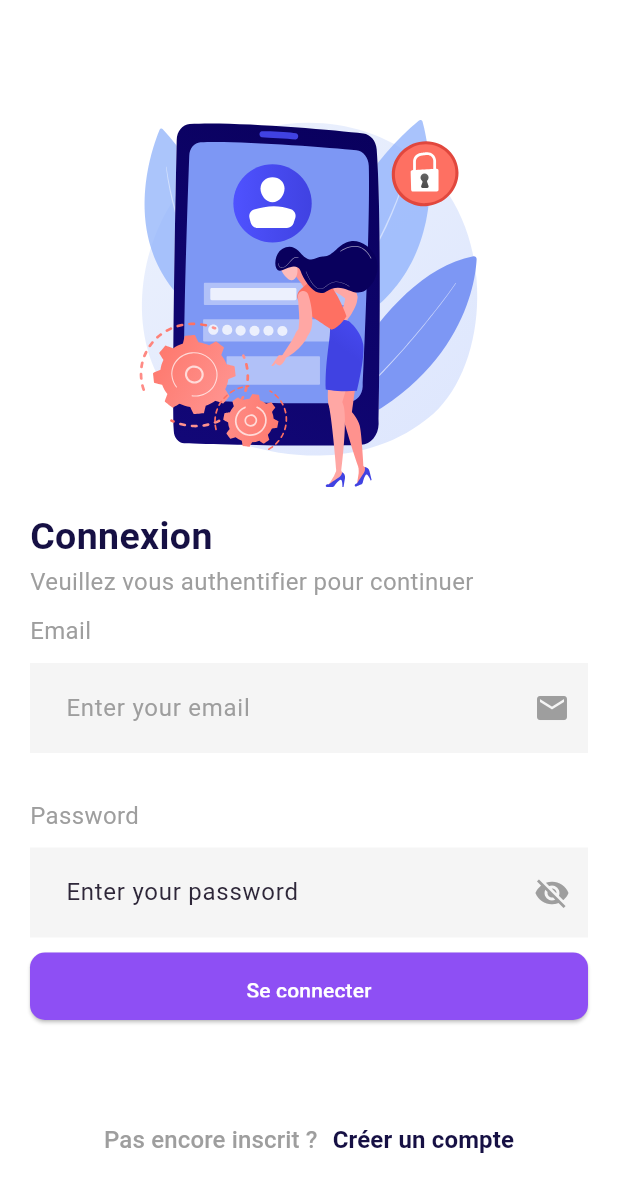
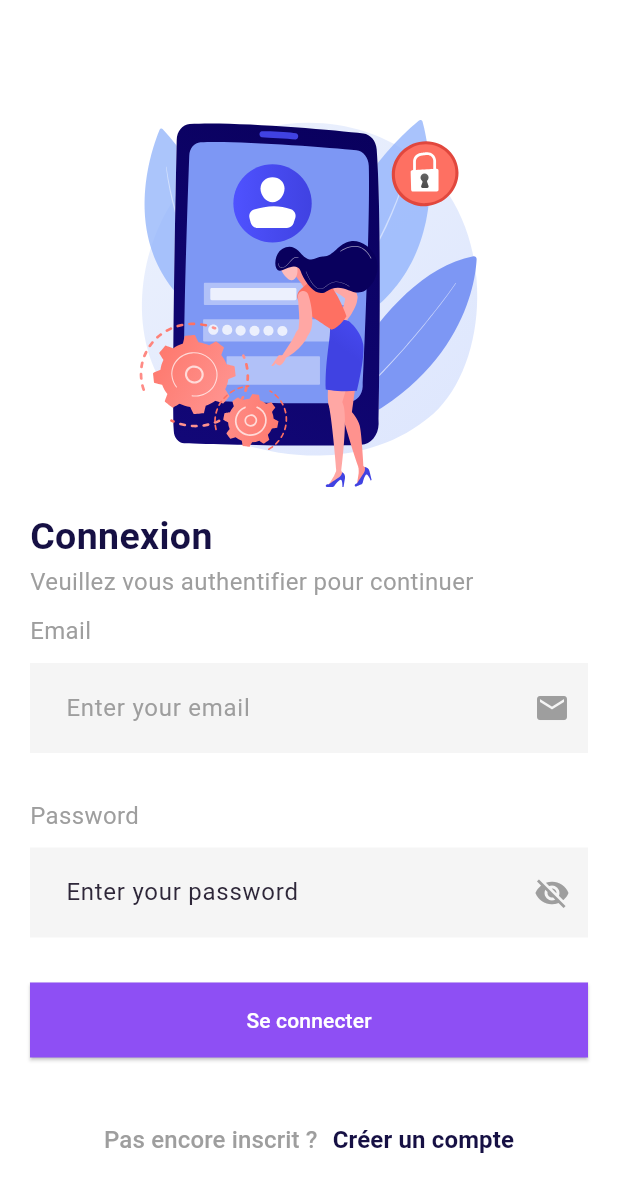
Before and after one commit to esse-jacques-dansomon/debitor, a Flutter app: the screen it shows after launch, after a tap on "Démarrer", on a phone screen of 412 x 824 dp. Shown: the top 1192 px of the screen. Run offline on Flutter 3.47's test engine with Material 3 defaults, Android fonts, the phone set to English and light mode, and no system bars; our stand-ins replace animated_splash_screen, connectivity_plus, dio, flutter_secure_storage, get, image_picker and 1 more; accounts and stored records are empty.

```diff
--- a/shopapp/lib/app/modules/auth/views/login_view.dart
+++ b/shopapp/lib/app/modules/auth/views/login_view.dart
@@ -140,10 +140,12 @@ class LoginView extends GetView<AuthController> {
                     ),
 
                     // Bouton de Connexion
+                    SizedBox(
+                      height: 20,),
                     Obx(
                       () => SizedBox(
                         width: double.infinity,
-                        height: 45,
+                        height: 50,
                         child: ElevatedButton(
                           onPressed: controller.isLoading.value
                               ? null
@@ -161,7 +163,7 @@ class LoginView extends GetView<AuthController> {
                             shape:
                                 WidgetStateProperty.all<RoundedRectangleBorder>(
                               RoundedRectangleBorder(
-                                borderRadius: BorderRadius.circular(10),
+                                borderRadius: BorderRadius.circular(0),
                               ),
                             ),
                           ),
```
